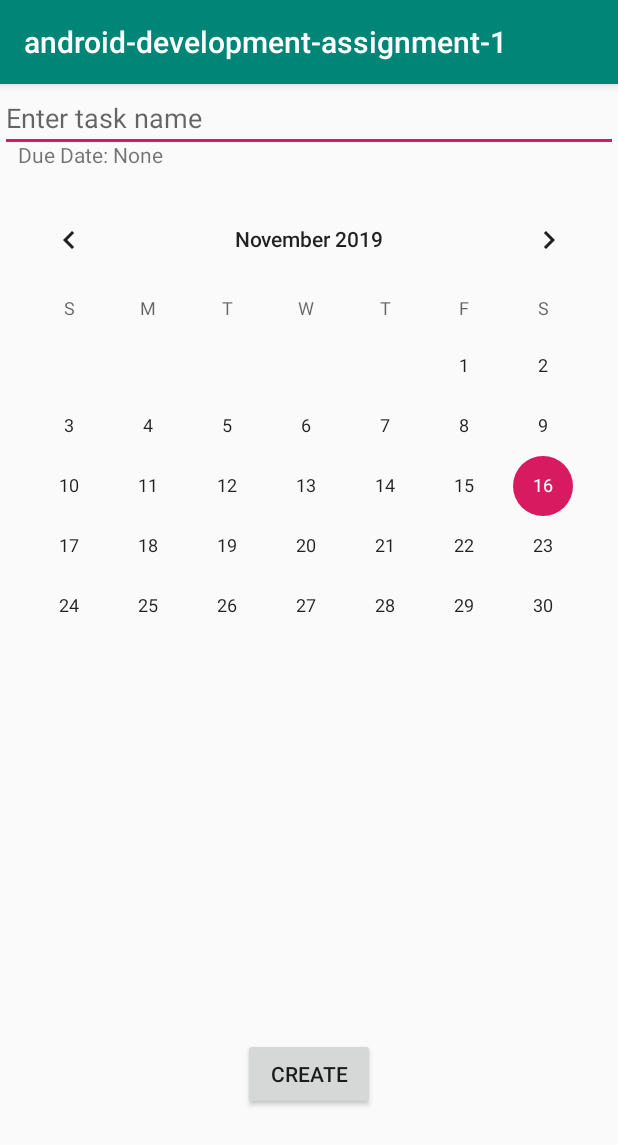
After one commit to berkekocar/Android_Todo_List, an Android app: the CustomTaskActivity screen opened directly, with no data from a screen before it, on a phone screen of 412 x 824 dp. The commit adds this screen. Shown: the top 1145 px of the screen. Run offline under Robolectric (Android 15) with nearby library versions, the phone set to English and light mode, and no system bars.

Commit message:
Final project.

```diff
--- a/app/src/main/AndroidManifest.xml
+++ b/app/src/main/AndroidManifest.xml
@@ -9,7 +9,8 @@
         android:roundIcon="@mipmap/ic_launcher_round"
         android:supportsRtl="true"
         android:theme="@style/AppTheme">
-        <activity android:name=".TaskActivity"></activity>
+        <activity android:name=".CustomTaskActivity"></activity>
+        <activity android:name=".TaskActivity" />
         <activity android:name=".MainActivity">
             <intent-filter>
                 <action android:name="android.intent.action.MAIN" />
--- a/app/src/main/java/com/example/android_development_assignment_1/CustomAdapter.java
+++ b/app/src/main/java/com/example/android_development_assignment_1/CustomAdapter.java
@@ -56,7 +56,6 @@ public class CustomAdapter extends BaseAdapter {
 
             holder = new ViewHolder();
             LayoutInflater inflator = (LayoutInflater) context.getSystemService(Context.LAYOUT_INFLATER_SERVICE);
-            convertView = inflator.inflate(R.layout.custom_dialog, parent, false);
 
             holder.tv_name = (TextView) convertView.findViewById(R.id.task_name);
             holder.tv_date = (TextView) convertView.findViewById(R.id.task_date);
--- /dev/null
+++ b/app/src/main/java/com/example/android_development_assignment_1/CustomTaskActivity.java
@@ -0,0 +1,35 @@
+package com.example.android_development_assignment_1;
+
+import androidx.appcompat.app.AppCompatActivity;
+
+import android.os.Bundle;
+import android.widget.Button;
+import android.widget.CalendarView;
+import android.widget.EditText;
+import android.widget.TextView;
+
+import java.util.Date;
+
+public class CustomTaskActivity extends AppCompatActivity {
+
+    EditText et_task_name;
+    TextView tv_task_date;
+    CalendarView cv_task_date;
+    Button btn;
+
+    @Override
+    protected void onCreate(Bundle savedInstanceState) {
+        super.onCreate(savedInstanceState);
+        setContentView(R.layout.activity_custom_task);
+
+        et_task_name = findViewById(R.id.et_task_name);
+        tv_task_date = findViewById(R.id.tv_task_date);
+        cv_task_date = findViewById(R.id.cv_task_date);
+        btn = findViewById(R.id.btn);
+
+
+
+
+
+    }
+}
--- a/app/src/main/java/com/example/android_development_assignment_1/MainActivity.java
+++ b/app/src/main/java/com/example/android_development_assignment_1/MainActivity.java
@@ -4,27 +4,21 @@ import androidx.annotation.NonNull;
 import androidx.appcompat.app.AlertDialog;
 import androidx.appcompat.app.AppCompatActivity;
 
-import android.content.ContentValues;
 import android.content.DialogInterface;
 import android.content.Intent;
-import android.content.LocusId;
 import android.database.Cursor;
 import android.database.sqlite.SQLiteDatabase;
 import android.database.sqlite.SQLiteStatement;
 import android.os.Bundle;
 import android.text.InputType;
-import android.view.KeyEvent;
 import android.view.Menu;
 import android.view.MenuInflater;
 import android.view.MenuItem;
 import android.view.View;
-import android.view.inputmethod.EditorInfo;
 import android.widget.AdapterView;
 import android.widget.ArrayAdapter;
-import android.widget.Button;
 import android.widget.EditText;
 import android.widget.ListView;
-import android.widget.TextView;
 import android.widget.Toast;
 
 import java.util.ArrayList;
@@ -33,7 +27,6 @@ public class MainActivity extends AppCompatActivity {
     private ListView lv_mainlist;
     private ArrayList<String> al_strings;
     private ArrayAdapter<String> aa_strings;
-    ArrayAdapter arrayAdapter;
     String listName;
 
 
@@ -64,7 +57,7 @@ public class MainActivity extends AppCompatActivity {
             @Override
             public boolean onItemLongClick(AdapterView<?> parent, View view, int position, long id) {
 
-               //Edit or Delete
+                //Edit or Delete
 
 
                 return false;
@@ -81,7 +74,6 @@ public class MainActivity extends AppCompatActivity {
 
 
     }
-
 
 
     @Override
--- a/app/src/main/java/com/example/android_development_assignment_1/TaskActivity.java
+++ b/app/src/main/java/com/example/android_development_assignment_1/TaskActivity.java
@@ -4,6 +4,7 @@ import androidx.annotation.NonNull;
 import androidx.appcompat.app.AppCompatActivity;
 
 
+import android.content.Intent;
 import android.database.Cursor;
 import android.database.sqlite.SQLiteDatabase;
 import android.database.sqlite.SQLiteStatement;
@@ -52,6 +53,9 @@ public class TaskActivity extends AppCompatActivity {
         lv_tasks.setAdapter(customAdapter);
 
 
+
+
+
         try {
             SQLiteDatabase database = this.openOrCreateDatabase("Tasks", MODE_PRIVATE, null);
             database.execSQL("CREATE TABLE IF NOT EXISTS tasks (list_name VARCHAR,task_name VARCHAR,due_date VARCHAR,checked INT," +
@@ -75,7 +79,17 @@ public class TaskActivity extends AppCompatActivity {
     public boolean onOptionsItemSelected(@NonNull MenuItem item) {
         switch (item.getItemId()) {
             case R.id.mn_add_task:
-                //Go to Task Dialog
+                item.setOnMenuItemClickListener(new MenuItem.OnMenuItemClickListener() {
+                    @Override
+                    public boolean onMenuItemClick(MenuItem item) {
+                        Intent intent = new Intent(TaskActivity.this, CustomTaskActivity.class);
+                        //intent.putExtra("List Name", lv_mainlist.toString());
+                        startActivity(intent);
+
+                        return false;
+                    }
+                });
+
                 Toast.makeText(this, "New Task Dialog Opened...", Toast.LENGTH_SHORT);
                 return true;
 
--- /dev/null
+++ b/app/src/main/res/layout/activity_custom_task.xml
@@ -0,0 +1,49 @@
+<?xml version="1.0" encoding="utf-8"?>
+
+<RelativeLayout xmlns:android="http://schemas.android.com/apk/res/android"
+    android:layout_width="match_parent"
+    android:layout_height="match_parent">
+
+
+    <EditText
+        android:id="@+id/et_task_name"
+        android:layout_width="match_parent"
+        android:layout_height="wrap_content"
+        android:layout_alignParentTop="true"
+        android:hint="Enter task name"
+        android:inputType="text"
+        android:maxLines="1" />
+
+
+    <TextView
+        android:id="@+id/tv_task_date"
+        android:layout_width="match_parent"
+        android:layout_height="wrap_content"
+        android:layout_below="@id/et_task_name"
+        android:layout_alignParentStart="true"
+        android:layout_marginStart="2dp"
+        android:layout_marginTop="-18dp"
+        android:padding="10dp"
+        android:text="Due Date: None" />
+
+    <CalendarView
+        android:id="@+id/cv_task_date"
+        android:layout_width="match_parent"
+        android:layout_height="341dp"
+        android:layout_below="@id/tv_task_date"
+        android:layout_alignParentStart="true"
+        android:layout_alignParentBottom="true"
+        android:layout_marginStart="0dp"
+        android:layout_marginTop="3dp"
+        android:layout_marginBottom="177dp" />
+
+    <Button
+        android:id="@+id/btn"
+        android:layout_width="wrap_content"
+        android:layout_height="wrap_content"
+        android:layout_alignParentBottom="true"
+        android:layout_centerHorizontal="true"
+        android:layout_marginBottom="84dp"
+        android:text="Create" />
+
+</RelativeLayout>
--- a/app/src/main/res/layout/custom_view.xml
+++ b/app/src/main/res/layout/custom_view.xml
@@ -17,26 +17,27 @@
         />
 
     <TextView
+        android:id="@+id/task_name"
         android:layout_width="match_parent"
         android:layout_height="wrap_content"
-        android:id="@+id/task_name"
         android:layout_toStartOf="@id/completed_checkbox"
         android:layout_toLeftOf="@id/completed_checkbox"
-        android:textStyle="bold"
         android:paddingLeft="4dp"
         android:paddingRight="4dp"
-        />
+        android:text="Task Name: "
+        android:textStyle="bold" />
+
     <TextView
+        android:id="@+id/task_date"
         android:layout_width="match_parent"
         android:layout_height="wrap_content"
-        android:id="@+id/task_date"
         android:layout_below="@id/task_name"
         android:layout_toStartOf="@id/completed_checkbox"
         android:layout_toLeftOf="@id/completed_checkbox"
+        android:paddingLeft="4dp"
         android:paddingTop="4dp"
-        android:paddingLeft="4dp"
         android:paddingRight="4dp"
-        />
+        android:text="Task Date:" />
 
 
 </RelativeLayout>
```
Also changed, not shown: app/src/main/res/layout/activity_task.xml (line endings or trailing spaces).
